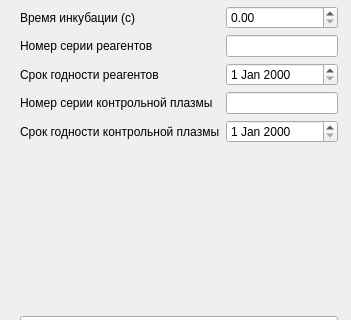
First picture: the form in choisedialog/ko2.ui, repository krang4d/Agrekola, before the edit; both pictures show x 0 to 351 and y 129 to 449 of the 351 by 557 pixel window.
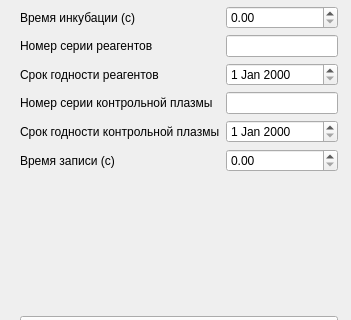
Second picture: the form after the edit. The open tabs and pages were chosen to show the change.

Diff of the .ui file:
```diff
--- a/choisedialog/ko2.ui
+++ b/choisedialog/ko2.ui
@@ -141,6 +141,16 @@
          <item row="4" column="1">
           <widget class="QDateEdit" name="dateEdit_calibPlazma"/>
          </item>
+         <item row="5" column="0">
+          <widget class="QLabel" name="label">
+           <property name="text">
+            <string>Время записи (c)</string>
+           </property>
+          </widget>
+         </item>
+         <item row="5" column="1">
+          <widget class="QDoubleSpinBox" name="doubleSpinBox_testWriteTime"/>
+         </item>
         </layout>
        </item>
        <item>
```
Left out of the diff: 2 changed lines with no effect on the pictures.
